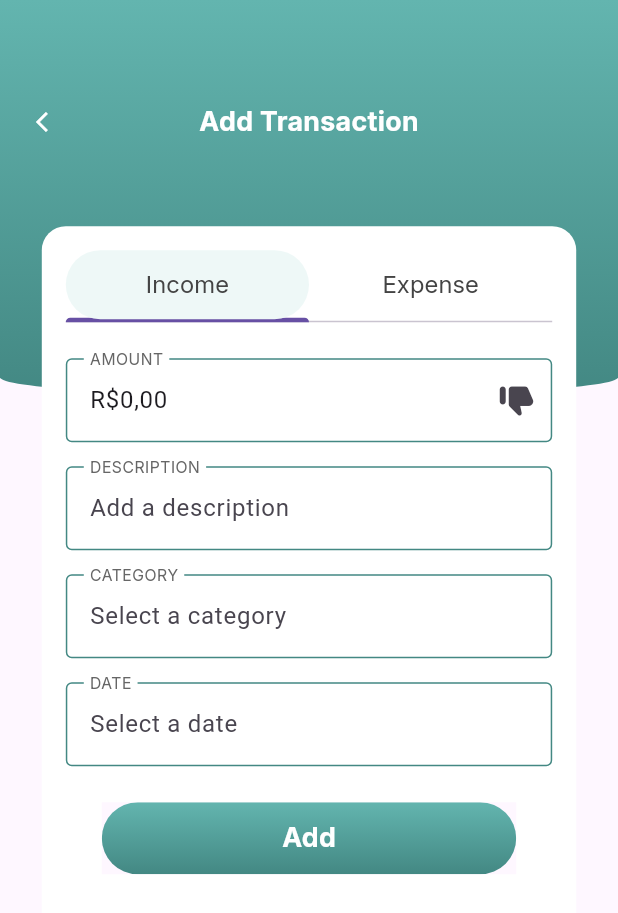
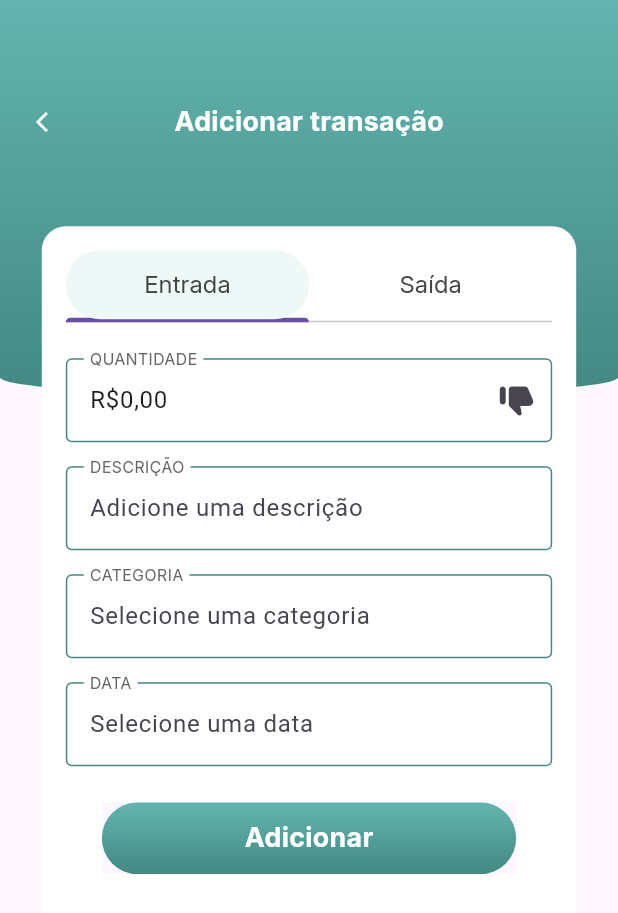
Before and after one commit to Emerson018/mps_bikes_project, a Flutter app: the HomePageView screen opened by its route, after a tap on the "add" icon, on a phone screen of 412 x 824 dp. Shown: the top 913 px of the screen. Run offline on Flutter 3.47's test engine with Material 3 defaults, Android fonts, the phone set to English and light mode, and no system bars; our stand-ins replace cloud_firestore, cloud_functions, firebase_auth, firebase_core, fl_chart, flutter_secure_storage and 1 more; accounts and stored records are empty; network calls fail.

Commit message:
atualizando para portugues e corrigindo greetings_widget

```diff
--- a/lib/common/widgets/custom_text_button.dart
+++ b/lib/common/widgets/custom_text_button.dart
@@ -13,7 +13,7 @@ class CustomTextButtonLogIn extends StatelessWidget {
     return TextButton(
       onPressed: () => Navigator.pushNamed(context, NamedRoute.signIn),
       child: Text(
-        ' Log in',
+        'Entrar',
         style: AppTextStyles.smallText.copyWith(
           color: AppColors.greenlightTwo,
         ),
@@ -32,7 +32,7 @@ class CustomTextButtonSignUp extends StatelessWidget {
     return TextButton(
       onPressed: () => Navigator.pushNamed(context, NamedRoute.signUp),
       child: Text(
-        'SignUp',
+        'Registrar',
         style: AppTextStyles.smallText.copyWith(
           color: AppColors.greenlightTwo,
         ),
--- a/lib/features/home/home_widgets/balance_card_widget.dart
+++ b/lib/features/home/home_widgets/balance_card_widget.dart
@@ -41,11 +41,11 @@ class BalanceCard extends StatelessWidget {
         crossAxisAlignment: CrossAxisAlignment.start,
         children: [
           Text(
-            'Total Balance',
+            'Balanço Total',
             style: AppTextStyles.mediumText18.apply(color: AppColors.white),
           ),
           Text(
-            '\$${totalAmount.toStringAsFixed(2)}',
+            'R\$ ${totalAmount.toStringAsFixed(2)}',
             style: AppTextStyles.mediumText18.apply(color: AppColors.white),
             overflow: TextOverflow.ellipsis, // Evita que o texto estoure a tela
           ),
@@ -116,13 +116,13 @@ class TransactionValueWidget extends StatelessWidget {
         crossAxisAlignment: CrossAxisAlignment.start,
         children: [
           Text(
-            amount.isNegative ? 'Expense' : 'Income',
+            amount.isNegative ? 'Gasto' : 'Rendimento',
             style: AppTextStyles.mediumText18.apply(color: AppColors.white),
           ),
           ConstrainedBox(
             constraints: BoxConstraints(maxWidth: 100.0.w), // Limitar largura
             child: Text(
-                '\$${amount.toStringAsFixed(2)}',
+                'R\$ ${amount.toStringAsFixed(2)}',
                 style: AppTextStyles.smallText.apply(color: AppColors.white),
                 overflow: TextOverflow.ellipsis,
               ),
--- a/lib/features/home/home_widgets/greetings_widget.dart
+++ b/lib/features/home/home_widgets/greetings_widget.dart
@@ -1,6 +1,10 @@
 import 'package:flutter/material.dart';
 import 'package:mps_app/common/constants/app_colors.dart';
 import 'package:mps_app/common/constants/app_text_style.dart';
+import 'package:mps_app/features/profile/profile_controller.dart';
+import 'package:provider/provider.dart';
+
+import '../../../locator.dart';
 
 class GreetingsWidget extends StatelessWidget {
   const GreetingsWidget({
@@ -12,6 +16,9 @@ class GreetingsWidget extends StatelessWidget {
 
   @override
   Widget build(BuildContext context) {
+    final profileController = locator.get<ProfileController>();
+    final userName = profileController.userData.name ?? 'sem nome';
+
     double _textScaleFactor =
       MediaQuery.of(context).size.width < 360 ? 0.7 : 1.0;
     return Column(
@@ -24,7 +31,7 @@ class GreetingsWidget extends StatelessWidget {
               .apply(color: AppColors.white),
         ),
         Text(
-          'Usuário',
+          userName,
           textScaleFactor: _textScaleFactor,
           style: AppTextStyles.mediumText18
               .apply(color: AppColors.white),
--- a/lib/features/home/homepage.dart
+++ b/lib/features/home/homepage.dart
@@ -61,7 +61,7 @@ class _HomePageState extends State<HomePage> {
                     mainAxisAlignment: MainAxisAlignment.spaceBetween,
                     children: [
                       const Text(
-                        'Transaction History',
+                        'Histórico de transações',
                         style: AppTextStyles.mediumText18,
                       ),
                       TextButton(
--- a/lib/features/home/homepage_view.dart
+++ b/lib/features/home/homepage_view.dart
@@ -48,7 +48,7 @@ class _HomePageViewState extends State<HomePageView> {
         selectedItemColor: AppColors.greenlightOne,
         children: [
           CustomBottomAppBarItem(
-            label: 'home',
+            label: 'Página Inicial',
             primaryIcon: Icons.home,
             secondaryIcon: Icons.home_outlined,
             onPressed: () => pageController.jumpToPage(
@@ -56,7 +56,7 @@ class _HomePageViewState extends State<HomePageView> {
             ),
           ),
           CustomBottomAppBarItem(
-            label: 'stats',
+            label: 'Estatísticas',
             primaryIcon: Icons.analytics,
             secondaryIcon: Icons.analytics_outlined,
             onPressed: () => pageController.jumpToPage(
@@ -65,7 +65,7 @@ class _HomePageViewState extends State<HomePageView> {
           ),
           CustomBottomAppBarItem.empty(),
           CustomBottomAppBarItem(
-            label: 'wallet',
+            label: 'Carteira',
             primaryIcon: Icons.account_balance_wallet,
             secondaryIcon: Icons.account_balance_wallet_outlined,
             onPressed: () => pageController.jumpToPage(
@@ -73,7 +73,7 @@ class _HomePageViewState extends State<HomePageView> {
             ),
           ),
           CustomBottomAppBarItem(
-            label: 'profile',
+            label: 'Perfil',
             primaryIcon: Icons.person,
             secondaryIcon: Icons.person_outline,
             onPressed: () => pageController.jumpToPage(
--- a/lib/features/onboarding/onboarding_page.dart
+++ b/lib/features/onboarding/onboarding_page.dart
@@ -22,13 +22,13 @@ class OnboardingPage extends StatelessWidget {
               child: Image.asset('assets/images/man.png'),
             ),
             Text(
-              'Texto aqui',
+              'Registre-se já',
               style: AppTextStyles.mediumText.copyWith(
                 color: AppColors.greenlightTwo,
               ),
             ),
             Text(
-              'Outro aqui',
+              'E tenha acesso a todas as funcionalidades do app',
               style: AppTextStyles.mediumText.copyWith(
                 color: AppColors.greenlightTwo,
               ),
@@ -39,7 +39,7 @@ class OnboardingPage extends StatelessWidget {
                 vertical: 16.0,
               ),
               child: PrimaryButton(
-                text: 'Get Started',
+                text: 'Cadastrar-se',
                 onPressed: () {
                     Navigator.popAndPushNamed(
                     context,
--- a/lib/features/profile/profile_page.dart
+++ b/lib/features/profile/profile_page.dart
@@ -60,14 +60,14 @@ class _ProfilePageState extends State<ProfilePage>
         if (_profileController.showNameUpdateMessage) {
           showCustomSnackBar(
             context: context,
-            text: 'Name updated successfully',
+            text: 'Nome de usuário atualizado com sucesso',
             type: SnackBarType.success,
           );
         }
         if (_profileController.showPasswordUpdateMessage) {
           showCustomSnackBar(
             context: context,
-            text: 'Password updated successfully',
+            text: 'Senha alterada com sucesso',
             type: SnackBarType.success,
           );
         }
@@ -80,9 +80,7 @@ class _ProfilePageState extends State<ProfilePage>
       resizeToAvoidBottomInset: false,
       body: Stack(
         children: [
-          const AppHeader(
-            title: 'Perfil',
-          ),
+          const AppHeader(),
           Positioned(
             top: 210.h,
             left: 0,
@@ -166,7 +164,7 @@ class _ProfilePageState extends State<ProfilePage>
                                     label: Align(
                                       alignment: Alignment.centerLeft,
                                       child: Text(
-                                        'Change name',
+                                        'Alterar nome',
                                         style: AppTextStyles.mediumText16w500
                                             .apply(color: AppColors.greenlightTwo),
                                         textAlign: TextAlign.start,
@@ -185,7 +183,7 @@ class _ProfilePageState extends State<ProfilePage>
                                     label: Align(
                                       alignment: Alignment.centerLeft,
                                       child: Text(
-                                        'Change password',
+                                        'Alterar senha',
                                         style: AppTextStyles.mediumText16w500
                                             .apply(color: AppColors.greenlightTwo),
                                         textAlign: TextAlign.start,
@@ -202,7 +200,7 @@ class _ProfilePageState extends State<ProfilePage>
                                     label: Align(
                                       alignment: Alignment.centerLeft,
                                       child: Text(
-                                        'Agreements',
+                                        'Termos de uso',
                                         style: AppTextStyles.mediumText16w500
                                             .apply(color: AppColors.greenlightTwo),
                                         textAlign: TextAlign.start,
@@ -219,7 +217,7 @@ class _ProfilePageState extends State<ProfilePage>
                                     label: Align(
                                       alignment: Alignment.centerLeft,
                                       child: Text(
-                                        'Delete account',
+                                        'Deletar conta',
                                         style: AppTextStyles.mediumText16w500
                                             .apply(color: AppColors.greenlightTwo),
                                         textAlign: TextAlign.start,
@@ -241,7 +239,7 @@ class _ProfilePageState extends State<ProfilePage>
                                     label: Align(
                                       alignment: Alignment.centerLeft,
                                       child: Text(
-                                        'Logout',
+                                        'Sair do app',
                                         style: AppTextStyles.mediumText16w500
                                             .apply(color: AppColors.greenlightTwo),
                                         textAlign: TextAlign.start,
--- a/lib/features/sign_in/sign_in_page.dart
+++ b/lib/features/sign_in/sign_in_page.dart
@@ -95,8 +95,8 @@ class _SignInPageState extends State<SignInPage> {
 
                 CustomTextFormField(
                   controller: _emailController,
-                  labelText: "your email",
-                  hintText: "john@email.com",
+                  labelText: "Seu email",
+                  hintText: "exemplo@email.com",
                   validator: Validator.validateEmail,
                 ),
 
--- a/lib/features/splash/splash_page.dart
+++ b/lib/features/splash/splash_page.dart
@@ -66,7 +66,7 @@ class _SplashPageState extends State<SplashPage> {
           mainAxisAlignment: MainAxisAlignment.center,
           children: [
             Text(
-              'Eae man',
+              'Controle Financeiro',
               style: AppTextStyles.bigText.copyWith(color: AppColors.white)
             ),
             CustomCircularProgressIndicator(),
--- a/lib/features/stats/stats_page.dart
+++ b/lib/features/stats/stats_page.dart
@@ -46,7 +46,7 @@ class _StatsPageState extends State<StatsPage>
     return Scaffold(
       body: Stack(
         children: [
-          const AppHeader(title: 'Statistics'),
+          const AppHeader(),
           Positioned(
             top: 150.h,
             left: 8.w,
@@ -211,7 +211,7 @@ class _StatsPageState extends State<StatsPage>
                     mainAxisAlignment: MainAxisAlignment.spaceBetween,
                     children: [
                       const Text(
-                        'Top Transactions',
+                        'Top transações',
                         style: AppTextStyles.mediumText18,
                       ),
                       GestureDetector(
--- a/lib/features/transactions/transaction_page.dart
+++ b/lib/features/transactions/transaction_page.dart
@@ -35,8 +35,8 @@ class _TransactionPageState extends State<TransactionPage>
     storage: const Securestorage(),
   );
   final _formKey = GlobalKey<FormState>();
-  final _incomes = ['Services', 'Investment', 'Other'];
-  final _outcomes = ['House', 'Grocery', 'Other'];
+  final _incomes = ['Serviços', 'Investimentos', 'Outros','Aplicações','Dividendos','Outros'];
+  final _outcomes = ['Casa', 'Mercado', 'Transporte', 'Saúde', 'Educação', 'Lazer', 'Outros'];
   DateTime? _date;
   bool value = false;
   final _descriptionController = TextEditingController();
@@ -105,8 +105,8 @@ class _TransactionPageState extends State<TransactionPage>
         children: [
           AppHeader(
             title: widget.transaction != null
-                ? 'Edit Transaction'
-                : 'Add Transaction',
+                ? 'Editar transação'
+                : 'Adicionar transação',
           ),
           Positioned(
             top: 164.h,
@@ -152,7 +152,7 @@ class _TransactionPageState extends State<TransactionPage>
                                     ),
                                   ),
                                   child: Text(
-                                    'Income',
+                                    'Entrada',
                                     style: AppTextStyles.mediumText16w500
                                         .apply(color: AppColors.darkGrey),
                                   ),
@@ -170,7 +170,7 @@ class _TransactionPageState extends State<TransactionPage>
                                     ),
                                   ),
                                   child: Text(
-                                    'Expense',
+                                    'Saída',
                                     style: AppTextStyles.mediumText16w500
                                         .apply(color: AppColors.darkGrey),
                                   ),
@@ -185,8 +185,8 @@ class _TransactionPageState extends State<TransactionPage>
                         padding: const EdgeInsets.symmetric(vertical: 8.0),
                         controller: _amountController,
                         keyboardType: TextInputType.number,
-                        labelText: "Amount",
-                        hintText: "Type an amount",
+                        labelText: "Quantidade",
+                        hintText: "Adicione uma quantidade",
                         suffixIcon: StatefulBuilder(
                           builder: (context, setState) {
                             return IconButton(
@@ -210,11 +210,11 @@ class _TransactionPageState extends State<TransactionPage>
                       CustomTextFormField(
                         padding: const EdgeInsets.symmetric(vertical: 8.0),
                         controller: _descriptionController,
-                        labelText: 'Description',
-                        hintText: 'Add a description',
+                        labelText: 'Descrição',
+                        hintText: 'Adicione uma descrição',
                         validator: (value) {
                           if (_descriptionController.text.isEmpty) {
-                            return 'This field cannot be empty.';
+                            return 'Este campo não pode estar vazio.';
                           }
                           return null;
                         },
@@ -223,11 +223,11 @@ class _TransactionPageState extends State<TransactionPage>
                         padding: const EdgeInsets.symmetric(vertical: 8.0),
                         controller: _categoryController,
                         readOnly: true,
-                        labelText: "Category",
-                        hintText: "Select a category",
+                        labelText: "Categoria",
+                        hintText: "Selecione uma categoria",
                         validator: (value) {
                           if (_categoryController.text.isEmpty) {
-                            return 'This field cannot be empty.';
+                            return 'Este campo não pode estar vazio.';
                           }
                           return null;
                         },
@@ -256,11 +256,11 @@ class _TransactionPageState extends State<TransactionPage>
                         padding: const EdgeInsets.symmetric(vertical: 8.0),
                         controller: _dateController,
                         readOnly: true,
-                        labelText: "Date",
-                        hintText: "Select a date",
+                        labelText: "Data",
+                        hintText: "Selecione uma data",
                         validator: (value) {
                           if (_dateController.text.isEmpty) {
-                            return 'This field cannot be empty.';
+                            return 'Este campo não pode estar vazio.';
                           }
                           return null;
                         },
@@ -286,7 +286,7 @@ class _TransactionPageState extends State<TransactionPage>
                       Padding(
                         padding: const EdgeInsets.symmetric(horizontal: 24.0),
                         child: PrimaryButton(
-                          text: widget.transaction != null ? 'Save' : 'Add',
+                          text: widget.transaction != null ? 'Salvar' : 'Adicionar',
                           onPressed: () async {
                             FocusScope.of(context).unfocus();
                             if (_formKey.currentState!.validate()) {
--- a/lib/features/wallets/wallet_page.dart
+++ b/lib/features/wallets/wallet_page.dart
@@ -41,6 +41,7 @@ class _WalletPageState extends State<WalletPage> {
       body: Stack(
         children: [
           const AppHeader(),
+
           Padding(
             padding: const EdgeInsets.only(top: 150.0),
             child: AnimatedBuilder(
--- a/lib/main.dart
+++ b/lib/main.dart
@@ -46,3 +46,5 @@ void main() async {
 //PULEI O VIDEO 45
 
 //alphaVantage API: IGUI0B88EYLF3QKP
+
+//ADD TITULO DAS PAGINAS SEM O BOTAO DE VOLTAR
```
Also changed, not shown: lib/features/profile/widgets/profile_change_name_widget.dart (+4 -4 lines), lib/features/profile/widgets/profile_change_password_widget.dart (+4 -4 lines), lib/features/sign_up/sign_up_page.dart (+5 -5 lines).
